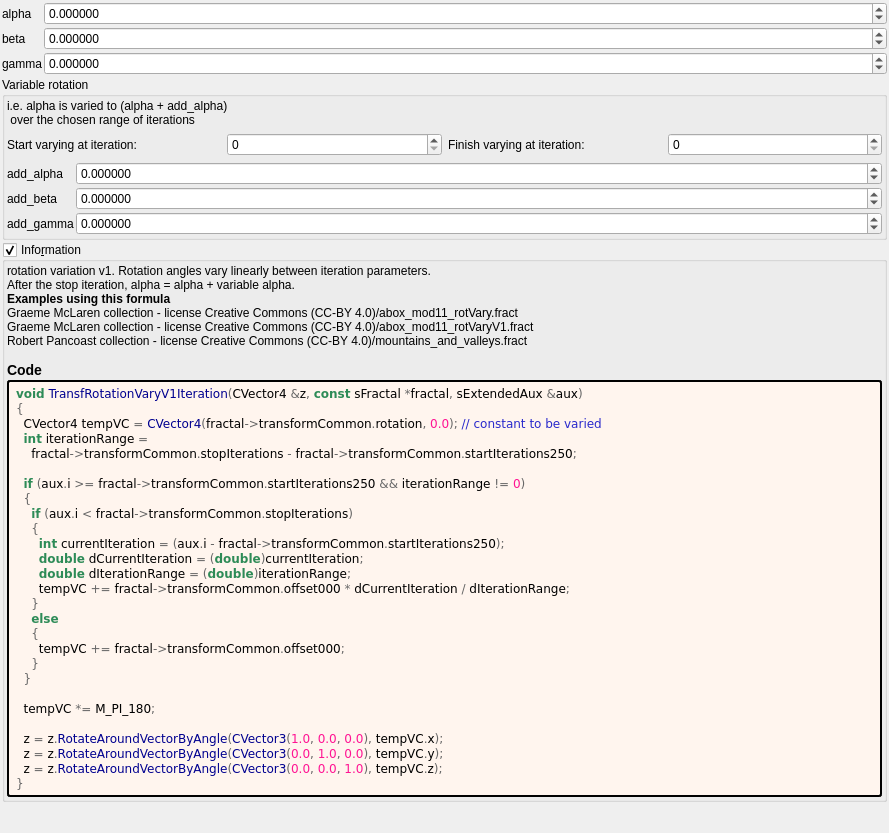
The window that mandelbulber2/formula/ui/transf_rotation_vary_v1.ui (buddhi1980/mandelbulber2) describes before a commit, drawn with Qt 5.
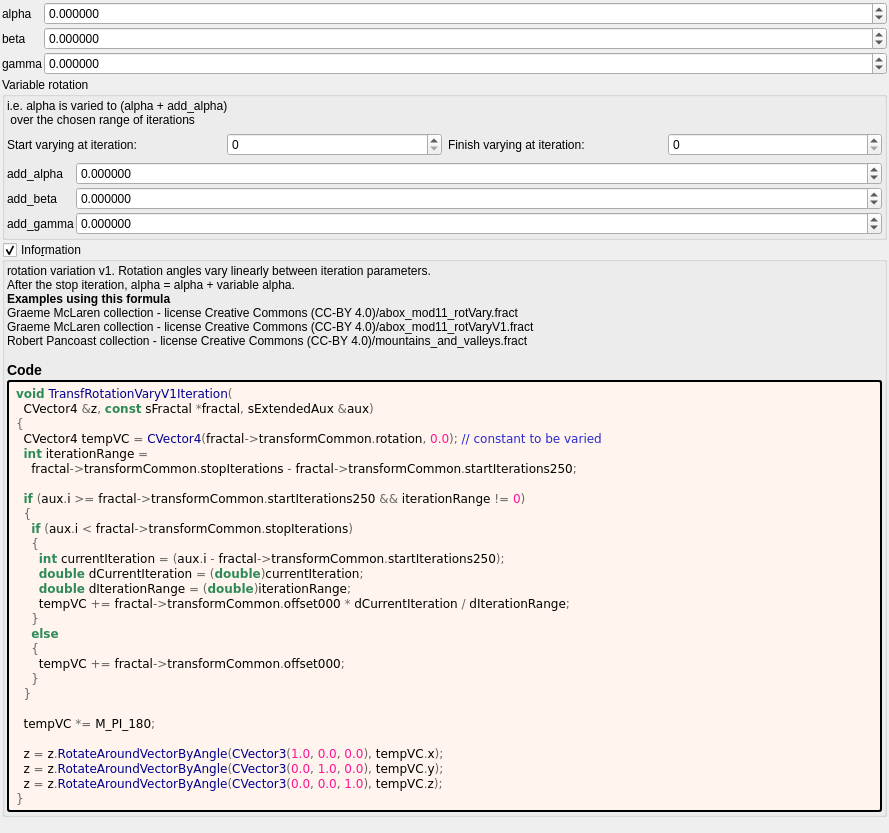
The same window after the commit. Custom widgets are drawn as their Qt base class.

```diff
--- a/mandelbulber2/formula/ui/transf_rotation_vary_v1.ui
+++ b/mandelbulber2/formula/ui/transf_rotation_vary_v1.ui
@@ -384,7 +384,8 @@
         </property>
         <property name="text">
          <string notr="true">&lt;body style=&quot;background-color:#fff5ee&quot;&gt;
-&lt;pre style=&quot;color:#000000; background-color:#fff5ee;  font-family:'Courier New',monospace;&quot;&gt;&lt;span style=&quot;color:#2e8b57; font-weight:bold&quot;&gt;void&lt;/span&gt; &lt;span style=&quot;color:#00008f&quot;&gt;TransfRotationVaryV1Iteration&lt;/span&gt;&lt;span style=&quot;color:#676767&quot;&gt;(&lt;/span&gt;CVector4 &lt;span style=&quot;color:#676767&quot;&gt;&amp;amp;&lt;/span&gt;z&lt;span style=&quot;color:#676767&quot;&gt;,&lt;/span&gt; &lt;span style=&quot;color:#2e8b57; font-weight:bold&quot;&gt;const&lt;/span&gt; sFractal &lt;span style=&quot;color:#676767&quot;&gt;*&lt;/span&gt;fractal&lt;span style=&quot;color:#676767&quot;&gt;,&lt;/span&gt; sExtendedAux &lt;span style=&quot;color:#676767&quot;&gt;&amp;amp;&lt;/span&gt;aux&lt;span style=&quot;color:#676767&quot;&gt;)&lt;/span&gt;
+&lt;pre style=&quot;color:#000000; background-color:#fff5ee;  font-family:'Courier New',monospace;&quot;&gt;&lt;span style=&quot;color:#2e8b57; font-weight:bold&quot;&gt;void&lt;/span&gt; &lt;span style=&quot;color:#00008f&quot;&gt;TransfRotationVaryV1Iteration&lt;/span&gt;&lt;span style=&quot;color:#676767&quot;&gt;(&lt;/span&gt;
+  CVector4 &lt;span style=&quot;color:#676767&quot;&gt;&amp;amp;&lt;/span&gt;z&lt;span style=&quot;color:#676767&quot;&gt;,&lt;/span&gt; &lt;span style=&quot;color:#2e8b57; font-weight:bold&quot;&gt;const&lt;/span&gt; sFractal &lt;span style=&quot;color:#676767&quot;&gt;*&lt;/span&gt;fractal&lt;span style=&quot;color:#676767&quot;&gt;,&lt;/span&gt; sExtendedAux &lt;span style=&quot;color:#676767&quot;&gt;&amp;amp;&lt;/span&gt;aux&lt;span style=&quot;color:#676767&quot;&gt;)&lt;/span&gt;
 &lt;span style=&quot;color:#676767&quot;&gt;{&lt;/span&gt;
   CVector4 tempVC &lt;span style=&quot;color:#676767&quot;&gt;=&lt;/span&gt; &lt;span style=&quot;color:#00008f&quot;&gt;CVector4&lt;/span&gt;&lt;span style=&quot;color:#676767&quot;&gt;(&lt;/span&gt;fractal&lt;span style=&quot;color:#676767&quot;&gt;-&amp;gt;&lt;/span&gt;transformCommon&lt;span style=&quot;color:#676767&quot;&gt;.&lt;/span&gt;rotation&lt;span style=&quot;color:#676767&quot;&gt;,&lt;/span&gt; &lt;span style=&quot;color:#ff1493&quot;&gt;0.0&lt;/span&gt;&lt;span style=&quot;color:#676767&quot;&gt;);&lt;/span&gt; &lt;span style=&quot;color:#2929cc&quot;&gt;// constant to be varied&lt;/span&gt;
   &lt;span style=&quot;color:#2e8b57; font-weight:bold&quot;&gt;int&lt;/span&gt; iterationRange &lt;span style=&quot;color:#676767&quot;&gt;=&lt;/span&gt;
```
